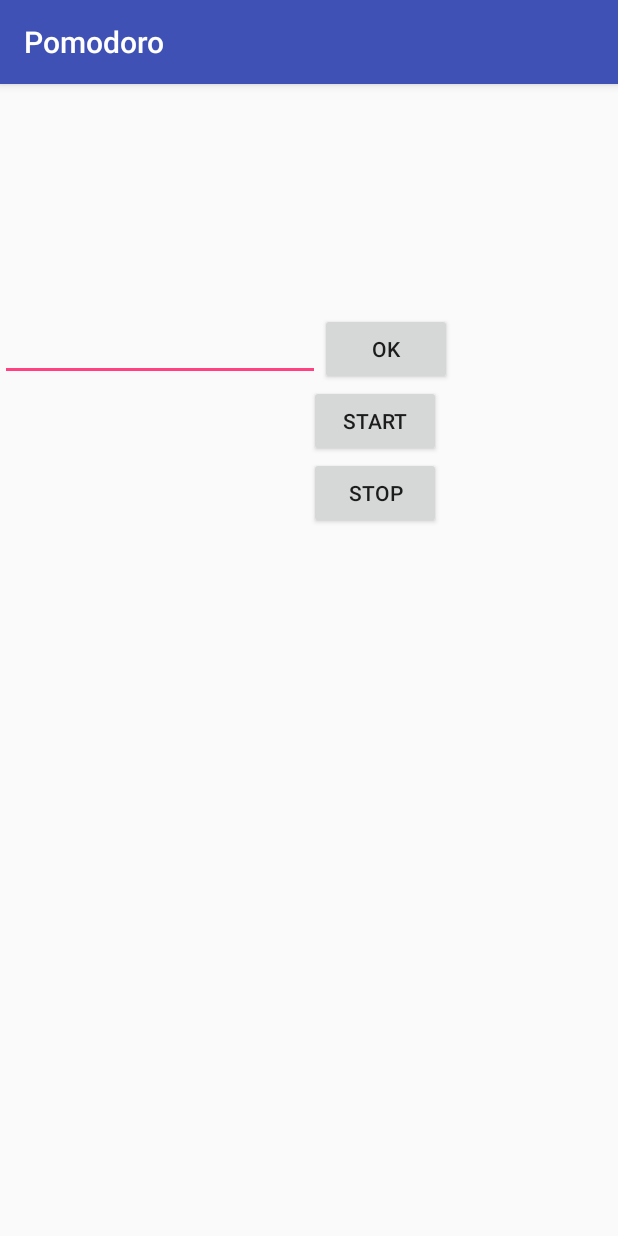
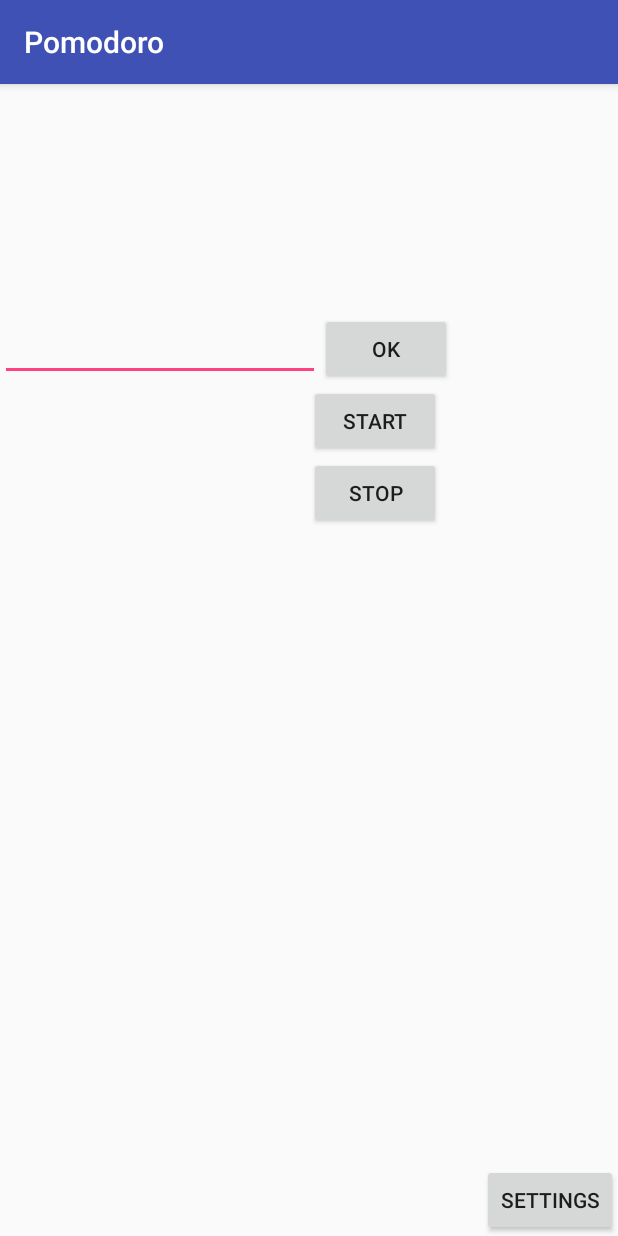
Before and after one commit to redbluex/PomodoroMaster, an Android app: the screen it shows after launch (MainActivity), on a phone screen of 412 x 824 dp. Run offline under Robolectric (Android 15) with nearby library versions, the phone set to English and light mode, and no system bars.

Commit message:
New activity, settings

```diff
--- a/app/src/main/AndroidManifest.xml
+++ b/app/src/main/AndroidManifest.xml
@@ -16,6 +16,7 @@
                 <category android:name="android.intent.category.LAUNCHER" />
             </intent-filter>
         </activity>
+        <activity android:name=".Settings"></activity>
     </application>
 
 </manifest>
--- a/app/src/main/res/layout/activity_main.xml
+++ b/app/src/main/res/layout/activity_main.xml
@@ -56,4 +56,14 @@
         android:layout_below="@+id/button"
         android:text="Stop"
         android:onClick="stopButton"/>
+
+    <Button
+        android:id="@+id/buttonGoToSettings"
+        android:layout_width="wrap_content"
+        android:layout_height="wrap_content"
+        android:layout_alignParentBottom="true"
+        android:layout_alignParentEnd="true"
+        android:layout_alignParentRight="true"
+        android:text="Settings"
+        android:onClick="goToSettings"/>
 </RelativeLayout>
```
Also changed, not shown: app/src/main/java/com/example/rob/pomodoro/MainActivity.java (+5 -6 lines), app/src/main/java/com/example/rob/pomodoro/Settings.java (added, +13 -0 lines), app/src/main/res/layout/activity_settings.xml (added, +58 -0 lines).
